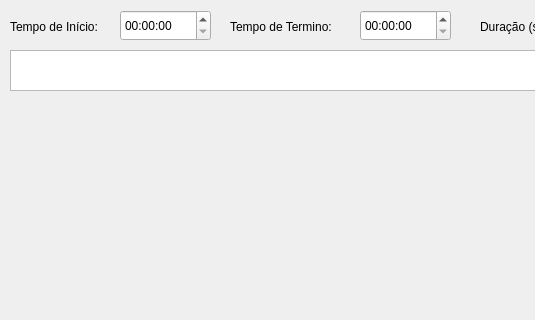
Old version of the form ui/ImageContent.ui in the repository caioviel/pyannotator; both pictures show x 0 to 535 and y 0 to 320 of the 743 by 573 pixel window.
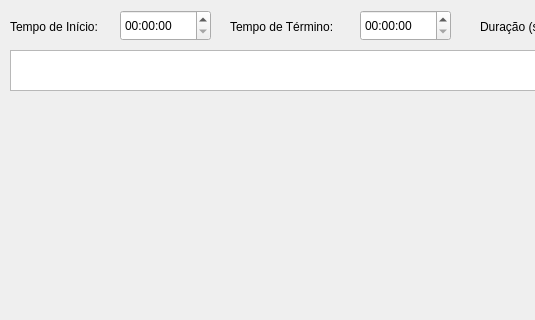
New version of the form. Icons and pictures are not drawn.

Patch:
```diff
--- a/ui/ImageContent.ui
+++ b/ui/ImageContent.ui
@@ -105,7 +105,7 @@
     </rect>
    </property>
    <property name="text">
-    <string>Tempo de Termino:</string>
+    <string>Tempo de Término:</string>
    </property>
   </widget>
   <widget class="QLabel" name="lbl_begin_time">
```
